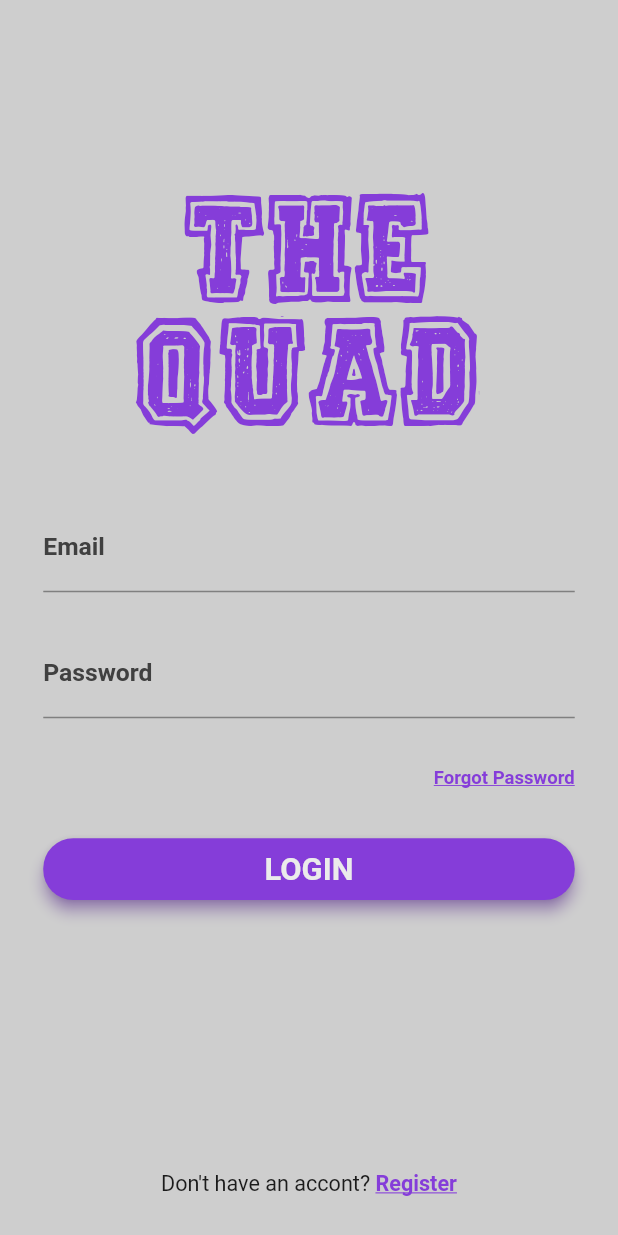
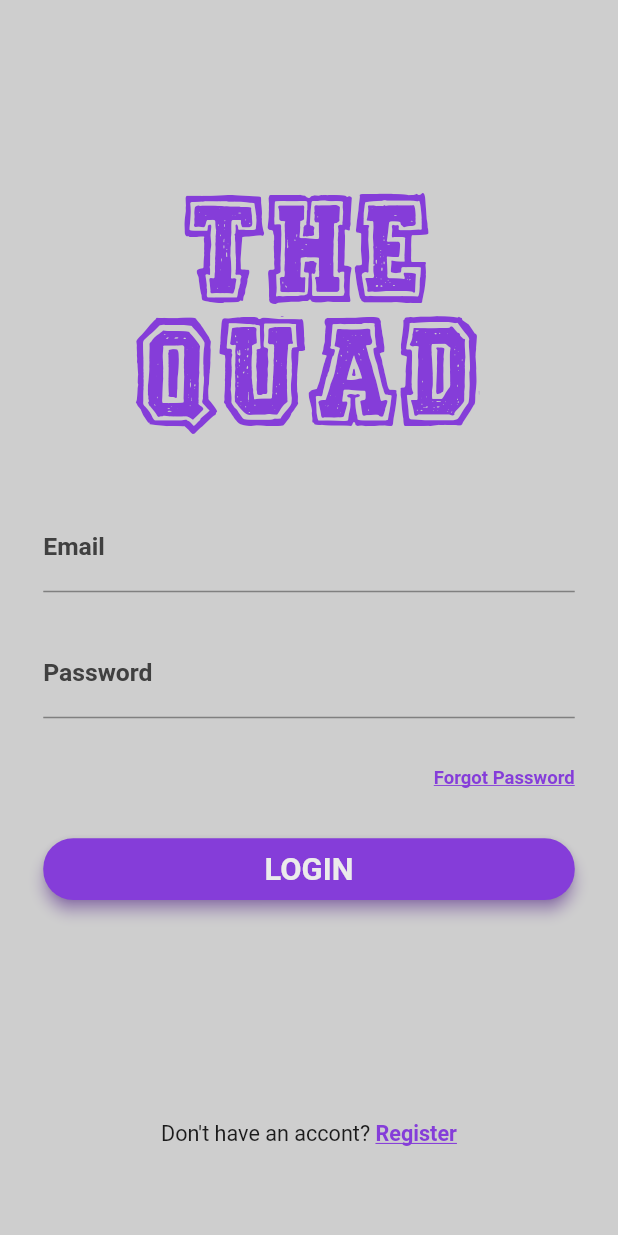
Before and after one commit to rnewso4/404-repo, a Flutter app: the screen it shows after launch, on a phone screen of 412 x 824 dp. Run offline on Flutter 3.47's test engine with Material 2 defaults, Android fonts, the phone set to English and light mode, and no system bars; our stand-ins replace cloud_firestore, firebase_core, get_it, google_maps_flutter; accounts and stored records are empty.

Commit message:
dynamic ui modified

```diff
--- a/flutter_application_1/lib/UI/login2.dart
+++ b/flutter_application_1/lib/UI/login2.dart
@@ -21,7 +21,7 @@ class _Login2State extends State<Login2> {
               children: <Widget>[
                 Center(
                   child: Container(
-                    padding: EdgeInsets.only(top: SizeConfig.blockSizeVertical*20),
+                    padding: EdgeInsets.only(top: SizeConfig.safeBlockVertical*20),
                     child: Text(
                       'THE',
                       style: TextStyle(
@@ -34,7 +34,7 @@ class _Login2State extends State<Login2> {
                 ),
                  Center(
                    child: Container(
-                    padding: EdgeInsets.only(top: SizeConfig.blockSizeVertical*30),
+                    padding: EdgeInsets.only(top: SizeConfig.safeBlockVertical*30),
                     child: Text(
                       'QUAD',
                       style: TextStyle(
@@ -49,7 +49,7 @@ class _Login2State extends State<Login2> {
             )
           ),
           Container(
-            padding: EdgeInsets.fromLTRB(SizeConfig.blockSizeHorizaontal*7, SizeConfig.blockSizeVertical*5, SizeConfig.blockSizeHorizaontal*7, 0),
+            padding: EdgeInsets.fromLTRB(SizeConfig.blockSizeHorizaontal*7, SizeConfig.safeBlockVertical*5, SizeConfig.blockSizeHorizaontal*7, 0),
             child: Column(
               children: <Widget>[
                 TextField(
@@ -66,7 +66,7 @@ class _Login2State extends State<Login2> {
                     )
                   )
                 ),
-                SizedBox(height: SizeConfig.blockSizeVertical*3),
+                SizedBox(height: SizeConfig.safeBlockVertical*3),
                 TextField(
                   decoration: InputDecoration(
                     labelText: 'Password',
@@ -97,9 +97,9 @@ class _Login2State extends State<Login2> {
                     )
                   ),
                 ),
-                SizedBox(height: SizeConfig.blockSizeVertical*4),
+                SizedBox(height: SizeConfig.safeBlockVertical*4),
                 Container(
-                  height: SizeConfig.blockSizeVertical*5,
+                  height: SizeConfig.safeBlockVertical*5,
                   child: GestureDetector(
                       onTap: () {
                         Navigator.of(context).pushNamed(routes.HomeRoute);
@@ -127,7 +127,7 @@ class _Login2State extends State<Login2> {
           ),
        //R SizedBox(height: SizeConfig.blockSizeVertical*24),
         Container(
-          height: SizeConfig.blockSizeVertical*24,
+          height: SizeConfig.safeBlockVertical*20,
           child: Align(
             alignment: Alignment.bottomCenter,
             child: Row(
--- a/flutter_application_1/lib/UI/size_config.dart
+++ b/flutter_application_1/lib/UI/size_config.dart
@@ -7,11 +7,21 @@ class SizeConfig {
   static double blockSizeHorizaontal;
   static double blockSizeVertical;
 
+  static double _safeAreaHorizontal;
+ static double _safeAreaVertical;
+ static double safeBlockHorizontal;
+ static double safeBlockVertical;
+
   void init(BuildContext context) {
     _mediaQueryData = MediaQuery.of(context);
     screenWidth = _mediaQueryData.size.width;
     screenHeight = _mediaQueryData.size.height;
     blockSizeHorizaontal = screenWidth / 100;
     blockSizeVertical = screenHeight / 100;
+
+    _safeAreaHorizontal = _mediaQueryData.padding.left + _mediaQueryData.padding.right;
+    _safeAreaVertical = _mediaQueryData.padding.top + _mediaQueryData.padding.bottom;
+    safeBlockHorizontal = (screenWidth - _safeAreaHorizontal) / 100;
+    safeBlockVertical = (screenHeight - _safeAreaVertical) / 100;
   }
 }
--- a/flutter_application_1/lib/UI/userAccounts.dart
+++ b/flutter_application_1/lib/UI/userAccounts.dart
@@ -86,7 +86,7 @@ class _UserAccountsState extends State<UserAccounts> {
                   ],
                 ),
               ),
-            SizedBox(height: SizeConfig.blockSizeVertical*13),
+            SizedBox(height: SizeConfig.blockSizeVertical*11),
             Container(
               padding: EdgeInsets.only(left: SizeConfig.blockSizeHorizaontal*5),
               child: Text('Group Activities', style: TextStyle(
@@ -95,7 +95,7 @@ class _UserAccountsState extends State<UserAccounts> {
             ),
             SizedBox(height: SizeConfig.blockSizeVertical*5),
             Container(
-              height: SizeConfig.blockSizeVertical*13,
+              height: SizeConfig.blockSizeVertical*15,
                 child: ListView(
                   scrollDirection: Axis.horizontal,
                   children: <Widget>[
@@ -113,7 +113,7 @@ class _UserAccountsState extends State<UserAccounts> {
 
 boxes() {
   return Container(
-                height: SizeConfig.blockSizeVertical*52,
+                height: SizeConfig.blockSizeVertical*54,
                 width: SizeConfig.blockSizeHorizaontal*48,
                 margin: EdgeInsets.only(left: SizeConfig.blockSizeHorizaontal*6),
                 decoration: BoxDecoration(
```
